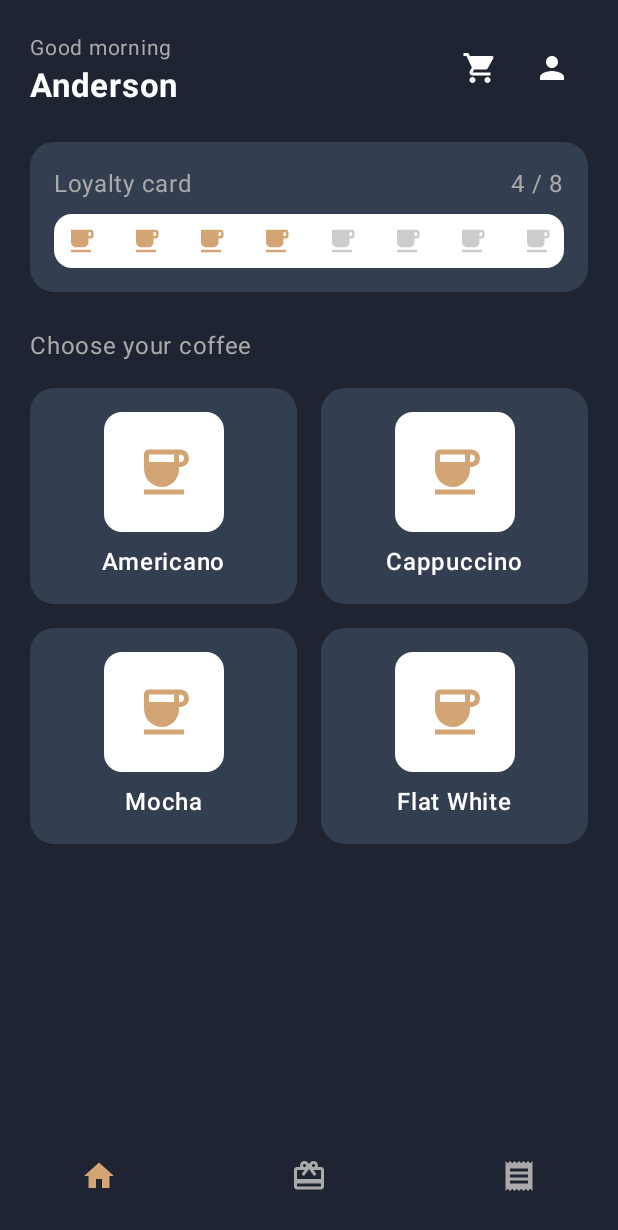
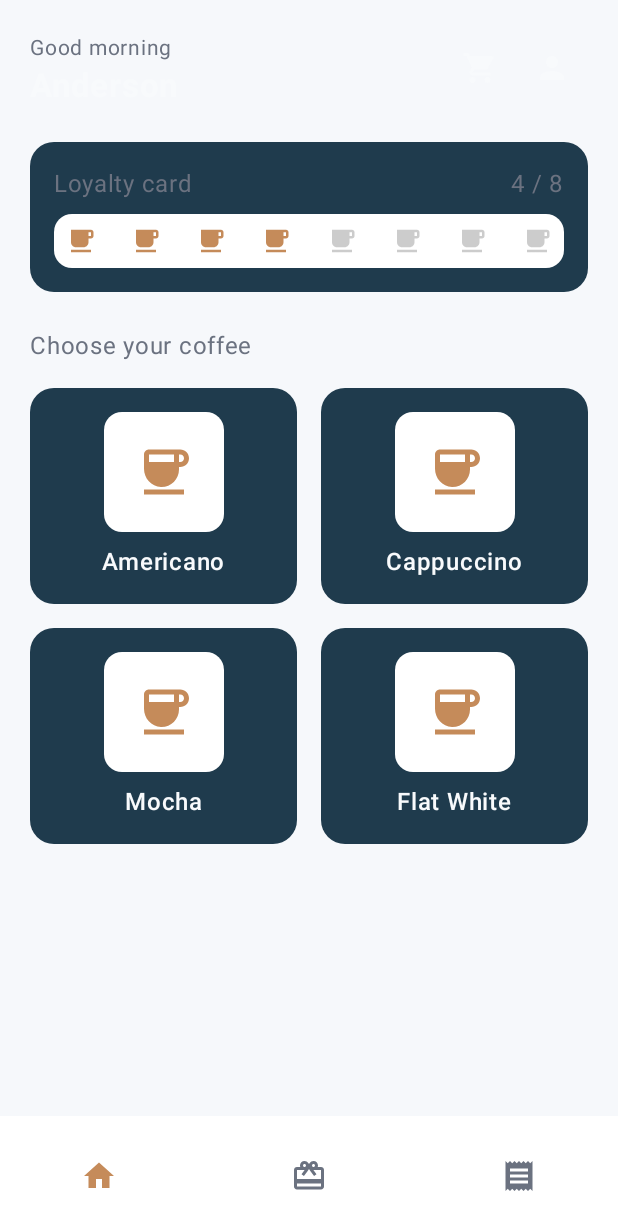
Before and after one commit to coderbian/TheCodeCup, an Android app built with Jetpack Compose: the screen it shows after launch (MainActivity), on a phone screen of 412 x 824 dp. Shown: the top 1230 px of the screen. Run offline under Robolectric (Android 15) with nearby library versions, the phone set to English and light mode, and no system bars.

Commit message:
fix: fix color theme, add README.md

```diff
--- a/app/src/main/java/com/example/thecodecup/screens/CartScreen.kt
+++ b/app/src/main/java/com/example/thecodecup/screens/CartScreen.kt
@@ -7,6 +7,7 @@ import androidx.compose.foundation.lazy.items
 import androidx.compose.foundation.shape.RoundedCornerShape
 import androidx.compose.material.icons.Icons
 import androidx.compose.material.icons.automirrored.filled.ArrowBack
+import androidx.compose.material.icons.filled.Coffee
 import androidx.compose.material.icons.filled.Delete
 import androidx.compose.material3.*
 import androidx.compose.runtime.Composable
--- a/app/src/main/java/com/example/thecodecup/screens/HomeScreen.kt
+++ b/app/src/main/java/com/example/thecodecup/screens/HomeScreen.kt
@@ -24,7 +24,7 @@ import com.example.thecodecup.ui.theme.*
 @Composable
 fun HomeScreen(navController: NavController) {
     Scaffold(
-        containerColor = DarkBackground,
+        containerColor = BackgroundLight,
         bottomBar = { BottomNavBar() } //  Bottom Navigation Bar
     ) { paddingValues ->
         Column(
@@ -141,12 +141,12 @@ fun CoffeeGridSection(navController: NavController) {
 
 @Composable
 fun BottomNavBar() {
-    NavigationBar(containerColor = DarkBackground) {
+    NavigationBar(containerColor = SurfaceLight) {
         NavigationBarItem(
             icon = { Icon(Icons.Default.Home, null) },
             selected = true,
             onClick = {},
-            colors = NavigationBarItemDefaults.colors(indicatorColor = DarkBackground, selectedIconColor = CoffeeBrown, unselectedIconColor = TextGray)
+            colors = NavigationBarItemDefaults.colors(indicatorColor = SurfaceLight, selectedIconColor = CoffeeBrown, unselectedIconColor = TextGray)
         )
         NavigationBarItem(
             icon = { Icon(Icons.Default.CardGiftcard, null) }, // Rewards icon placeholder
--- a/app/src/main/java/com/example/thecodecup/screens/SplashScreen.kt
+++ b/app/src/main/java/com/example/thecodecup/screens/SplashScreen.kt
@@ -16,7 +16,7 @@ import androidx.compose.ui.unit.dp
 import androidx.compose.ui.unit.sp
 import androidx.navigation.NavController
 import com.example.thecodecup.Screen
-import com.example.thecodecup.ui.theme.DarkBackground
+import com.example.thecodecup.ui.theme.*
 import kotlinx.coroutines.delay
 
 @Composable
@@ -31,7 +31,7 @@ fun SplashScreen(navController: NavController) {
     Box(
         modifier = Modifier
             .fillMaxSize()
-            .background(DarkBackground), // Màu nền từ file Color.kt
+            .background(BackgroundLight),
         contentAlignment = Alignment.Center
     ) {
         Column(horizontalAlignment = Alignment.CenterHorizontally) {
--- a/app/src/main/java/com/example/thecodecup/ui/theme/Color.kt
+++ b/app/src/main/java/com/example/thecodecup/ui/theme/Color.kt
@@ -2,13 +2,21 @@ package com.example.thecodecup.ui.theme
 
 import androidx.compose.ui.graphics.Color
 
-val Purple80 = Color(0xFFD0BCFF)
-val PurpleGrey80 = Color(0xFFCCC2DC)
-val Pink80 = Color(0xFFEFB8C8)
+// Light theme palette (matching provided Figma)
+val PrimaryBlue = Color(0xFF284B63)    // Main CTA and app bars
+val CardBlue = Color(0xFF1F3B4D)       // Panels / loyalty card
+val AccentCoffee = Color(0xFFC58B5A)   // Coffee accent
+val BackgroundLight = Color(0xFFF6F8FB)
+val SurfaceLight = Color(0xFFFFFFFF)
 
-// Màu của App The Code Cup
-val DarkBackground = Color(0xFF1E2431) // Nền tối
-val LightCards = Color(0xFF333E50)     // Nền các thẻ
-val CoffeeBrown = Color(0xFFD4A574)    // Màu nâu cafe
-val TextWhite = Color(0xFFFFFFFF)
-val TextGray = Color(0xFFAAAAAA)
+// Text colors
+val TextPrimary = Color(0xFF0F172A)
+val TextSecondary = Color(0xFF6B7280)
+val TextOnDark = Color(0xFFF8FAFC)
+
+// UI elements
+val ButtonBlue = PrimaryBlue
+val LightCards = CardBlue
+val CoffeeBrown = AccentCoffee
+val TextWhite = TextOnDark
+val TextGray = TextSecondary
--- a/app/src/main/java/com/example/thecodecup/ui/theme/Theme.kt
+++ b/app/src/main/java/com/example/thecodecup/ui/theme/Theme.kt
@@ -1,54 +1,42 @@
 package com.example.thecodecup.ui.theme
 
-import android.app.Activity
-import android.os.Build
-import androidx.compose.foundation.isSystemInDarkTheme
 import androidx.compose.material3.MaterialTheme
 import androidx.compose.material3.darkColorScheme
-import androidx.compose.material3.dynamicDarkColorScheme
-import androidx.compose.material3.dynamicLightColorScheme
 import androidx.compose.material3.lightColorScheme
 import androidx.compose.runtime.Composable
-import androidx.compose.ui.platform.LocalContext
+import androidx.compose.ui.graphics.Color
 
 private val DarkColorScheme = darkColorScheme(
-    primary = Purple80,
-    secondary = PurpleGrey80,
-    tertiary = Pink80
+    primary = PrimaryBlue,
+    secondary = CardBlue,
+    tertiary = AccentCoffee,
+    background = Color(0xFF0B1220),
+    surface = Color(0xFF0F1624),
+    onPrimary = TextOnDark,
+    onSecondary = TextOnDark,
+    onTertiary = TextOnDark
 )
 
 private val LightColorScheme = lightColorScheme(
-    primary = Purple80,
-    secondary = PurpleGrey80,
-    tertiary = Pink80
-
-    /* Other default colors to override
-    background = Color(0xFFFFFBFE),
-    surface = Color(0xFFFFFBFE),
-    onPrimary = Color.White,
-    onSecondary = Color.White,
-    onTertiary = Color.White,
-    onBackground = Color(0xFF1C1B1F),
-    onSurface = Color(0xFF1C1B1F),
-    */
+    primary = PrimaryBlue,
+    secondary = CardBlue,
+    tertiary = AccentCoffee,
+    background = BackgroundLight,
+    surface = SurfaceLight,
+    onPrimary = TextOnDark,
+    onSecondary = TextOnDark,
+    onTertiary = TextOnDark,
+    onBackground = TextPrimary,
+    onSurface = TextPrimary
 )
 
 @Composable
 fun TheCodeCupTheme(
-    darkTheme: Boolean = isSystemInDarkTheme(),
-    // Dynamic color is available on Android 12+
-    dynamicColor: Boolean = true,
+    darkTheme: Boolean = false,
+    dynamicColor: Boolean = false,
     content: @Composable () -> Unit
 ) {
-    val colorScheme = when {
-        dynamicColor && Build.VERSION.SDK_INT >= Build.VERSION_CODES.S -> {
-            val context = LocalContext.current
-            if (darkTheme) dynamicDarkColorScheme(context) else dynamicLightColorScheme(context)
-        }
-
-        darkTheme -> DarkColorScheme
-        else -> LightColorScheme
-    }
+    val colorScheme = if (darkTheme) DarkColorScheme else LightColorScheme
 
     MaterialTheme(
         colorScheme = colorScheme,
```
Also changed, not shown: 1 other file.
